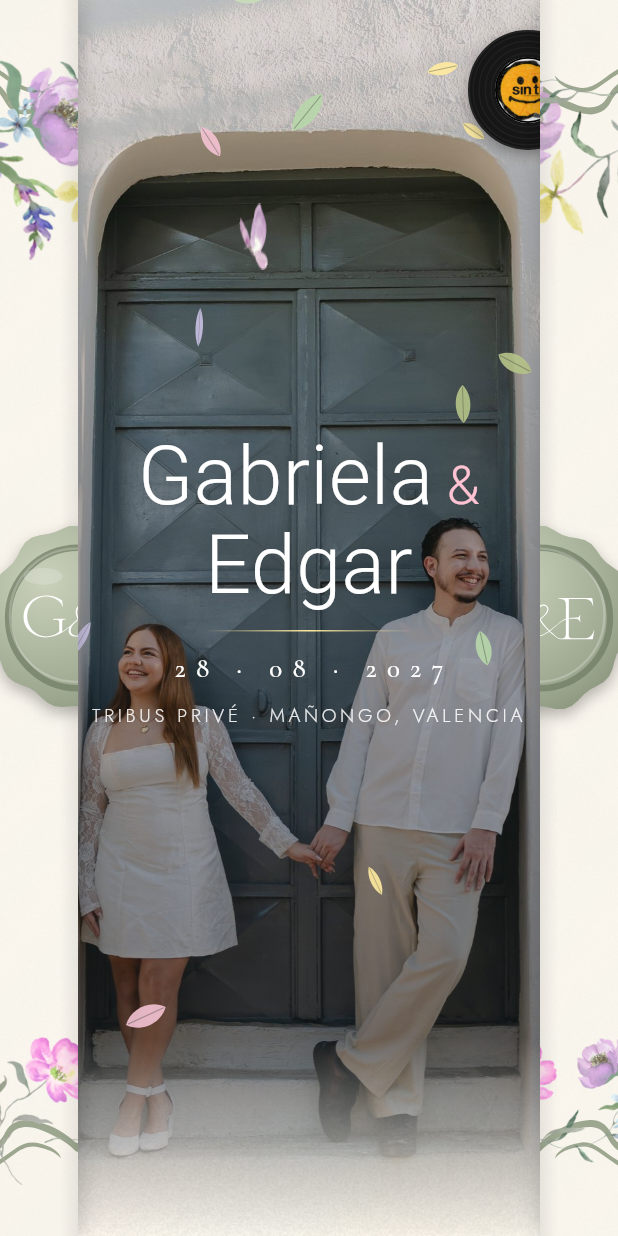
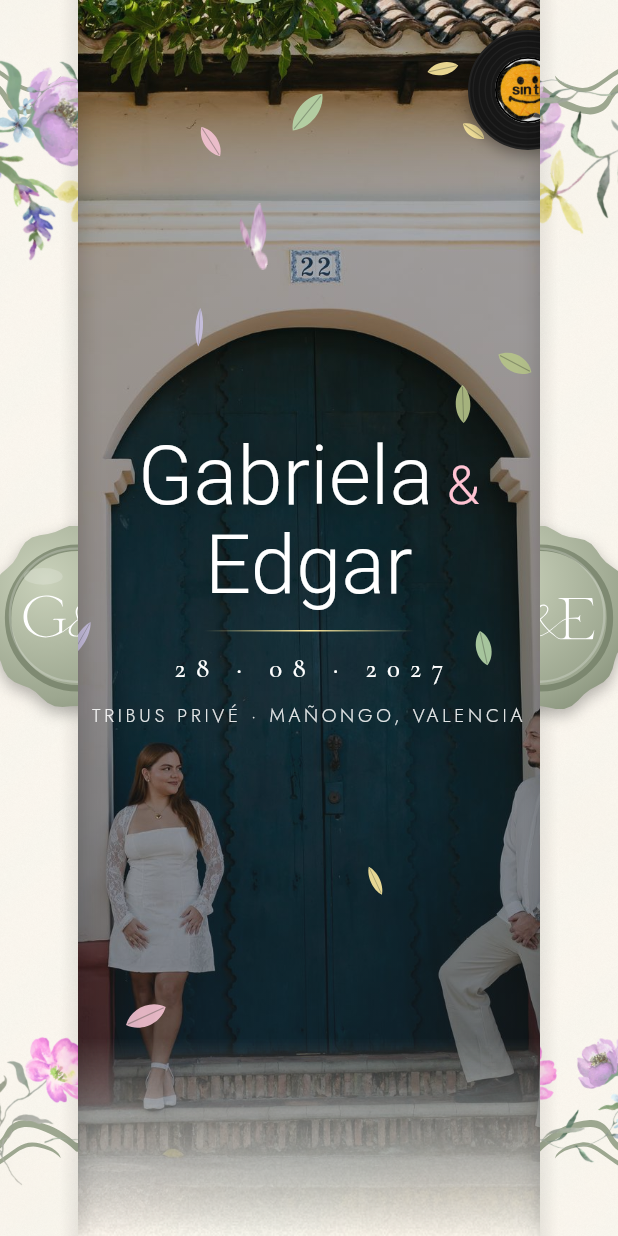
Before and after one commit to edgarsuarez97/wedding, a Flutter app: the screen it shows after launch, after a tap on the "play arrow" icon, on a phone screen of 412 x 824 dp. Run offline on Flutter 3.47's test engine with Material 3 defaults, Android fonts, the phone set to English and light mode, and no system bars; our stand-ins replace equatable, flutter_bloc, flutter_svg, google_fonts, just_audio, video_player; network calls fail.

Commit message:
Portada: FOTOS74 en escritorio y FOTOS18 en móvil (#21)
* Portada con foto de compromiso (FOTOS94)

La portada usaba una foto de Unsplash; ahora usa la foto de la puerta
azul petróleo como asset local, encuadrada para que en escritorio las
caras queden sobre los nombres.

Co-Authored-By: Claude Opus 5.5 <noreply@anthropic.com>
Claude-Session: https://claude.ai/code/session_017geA8JdhVA7krNaxUPAbJQ

* Portada: FOTOS61 en escritorio y FOTOS10 en móvil

La portada ahora usa una foto distinta según el ancho: FOTOS61
(en la baranda) por encima de 600 px y FOTOS10 (el arco, en blanco
y negro) en móvil, cada una con su encuadre.

Co-Authored-By: Claude Opus 5.5 <noreply@anthropic.com>
Claude-Session: https://claude.ai/code/session_017geA8JdhVA7krNaxUPAbJQ

* Portada a pantalla completa

La portada pasa de 680 px fijos a ocupar todo el alto de la ventana
(mínimo 560 px). En escritorio la foto se centra; en el celular se
guarda el primer alto para que la barra del navegador no la haga saltar.

Co-Authored-By: Claude Opus 5.5 <noreply@anthropic.com>
Claude-Session: https://claude.ai/code/session_017geA8JdhVA7krNaxUPAbJQ

* Portada: foto ultra ancha sin recortar caras y FOTOS69 en móvil

En pantallas más anchas que 1.9:1 la foto se limita a esa proporción
y los lados se rellenan con la misma foto desenfocada, para que no se
corten las caras. En móvil la portada pasa a FOTOS69 (puerta azul),
centrada.

Co-Authored-By: Claude Opus 5.5 <noreply@anthropic.com>
Claude-Session: https://claude.ai/code/session_017geA8JdhVA7krNaxUPAbJQ

* Portada: FOTOS74 en escritorio y FOTOS18 en móvil

Escritorio pasa a FOTOS74 (caminando de la mano, blanco y negro),
centrada. Móvil pasa a FOTOS18 (puerta azul del 22), corrida un poco
a la derecha para que la pareja quepa completa.

Co-Authored-By: Claude Opus 5.5 <noreply@anthropic.com>
Claude-Session: https://claude.ai/code/session_017geA8JdhVA7krNaxUPAbJQ

---------

Co-authored-by: Claude <noreply@anthropic.com>

```diff
--- a/lib/ui/features/home/views/wedding_counter.dart
+++ b/lib/ui/features/home/views/wedding_counter.dart
@@ -140,12 +140,16 @@ class _HeroSectionState extends State<HeroSection>
                 child: Stack(
                   fit: StackFit.expand,
                   children: [
-                    // Escritorio y móvil usan fotos distintas, ambas
-                    // centradas en la pareja.
+                    // Escritorio y móvil usan fotos distintas. En móvil la
+                    // foto se corre un poco a la derecha para que la pareja,
+                    // uno a cada lado de la puerta, quepa completa.
                     _HeroPhoto(
                       asset: isMobile
                           ? widget.heroMobileImageUrl
                           : widget.heroImageUrl,
+                      alignment: isMobile
+                          ? const Alignment(0.16, 0)
+                          : Alignment.center,
                     ),
                     DecoratedBox(
                       decoration: BoxDecoration(
@@ -283,9 +287,10 @@ class _HeroSectionState extends State<HeroSection>
 /// caras, así que se limita a una proporción máxima y los lados se rellenan
 /// con la misma foto desenfocada, fundida con la nítida.
 class _HeroPhoto extends StatelessWidget {
-  const _HeroPhoto({required this.asset});
+  const _HeroPhoto({required this.asset, required this.alignment});
 
   final String asset;
+  final Alignment alignment;
 
   static const _maxAspectRatio = 1.9;
 
@@ -296,6 +301,7 @@ class _HeroPhoto extends StatelessWidget {
         final photo = Image.asset(
           asset,
           fit: BoxFit.cover,
+          alignment: alignment,
           filterQuality: FilterQuality.medium,
         );
         final height = constraints.maxHeight;
```
Also changed, not shown: assets/images/portada-escritorio.jpg, assets/images/portada-movil.jpg.
